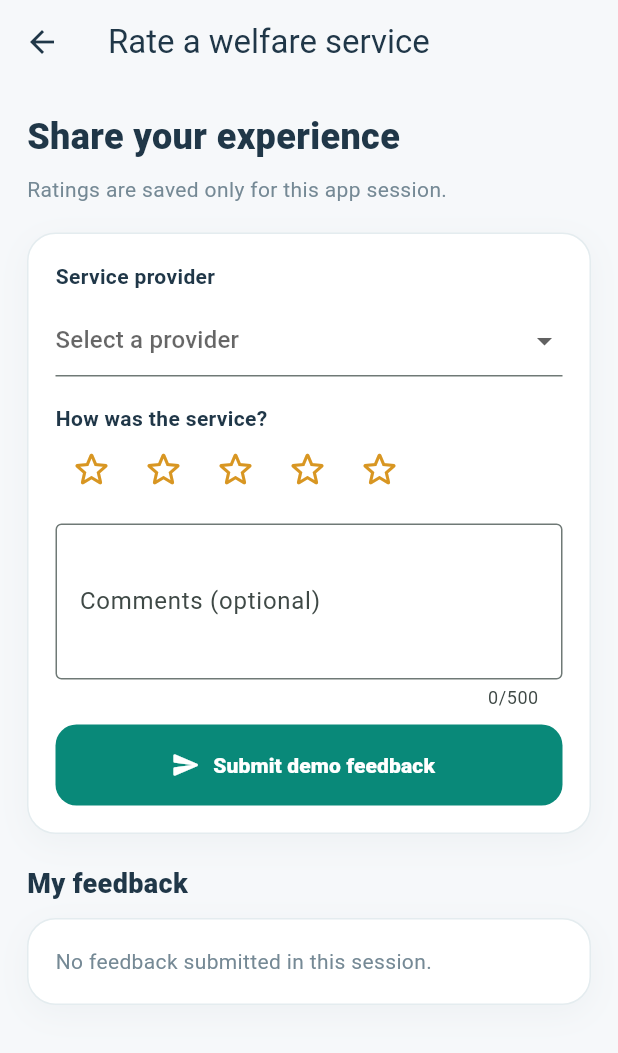
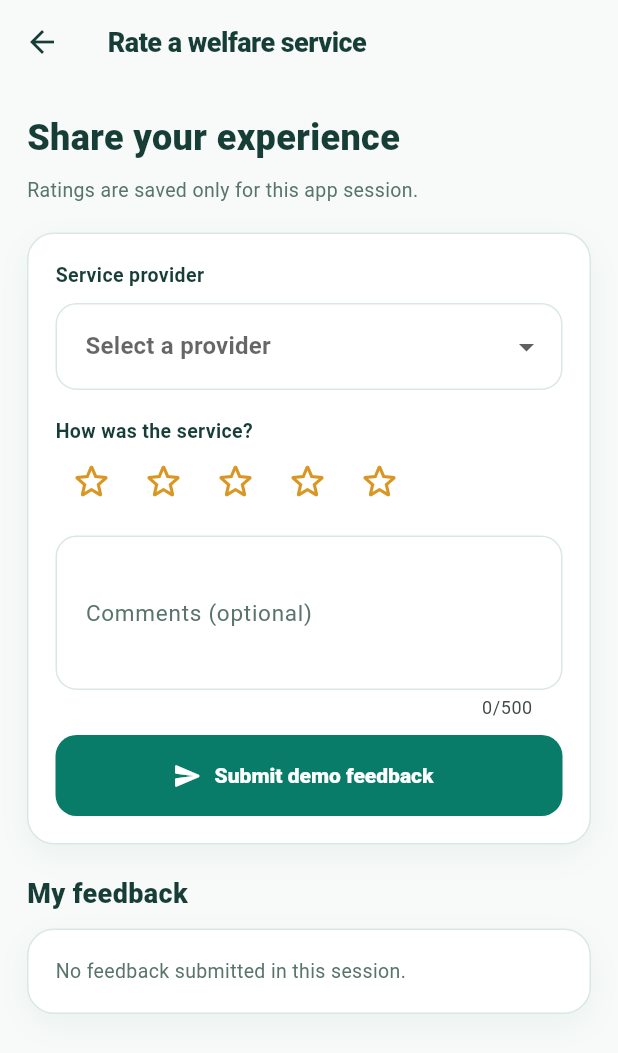
Before and after one commit to huzaifakamran428/CareGrid, a Flutter app: the screen it shows after launch, item 4 of the bottom bar chosen, after a tap on "Rate a service & share feedback", on a phone screen of 412 x 824 dp. Shown: the top 1053 px of the screen. Run offline on Flutter 3.47's test engine with Material 3 defaults, Android fonts, the phone set to English and light mode, and no system bars.

Commit message:
design(mobile): apply unified CareGrid theme to app shell and complaints components

```diff
--- a/frontend/mobile_app/lib/app/app.dart
+++ b/frontend/mobile_app/lib/app/app.dart
@@ -1,4 +1,5 @@
 import 'package:flutter/material.dart';
+import 'theme/caregrid_theme.dart';
 
 import '../features/beneficiary/presentation/screens/beneficiary_home_screen.dart';
 import '../features/beneficiary/presentation/screens/beneficiary_profile_screen.dart';
@@ -12,34 +13,17 @@ import '../features/chatbot/presentation/screens/chat_history_screen.dart';
 import '../features/complaints_feedback/presentation/screens/complaints_home_screen.dart';
 import '../features/complaints_feedback/presentation/screens/submit_complaint_screen.dart';
 import '../features/complaints_feedback/presentation/screens/service_feedback_screen.dart';
-import '../features/complaints_feedback/presentation/widgets/complaint_components.dart';
+import 'theme/brand_tokens.dart';
 
 class CareGridApp extends StatelessWidget {
   const CareGridApp({super.key});
 
   @override
   Widget build(BuildContext context) {
-    final colors = ColorScheme.fromSeed(
-      seedColor: CgColors.primary,
-      primary: CgColors.primary,
-      surface: Colors.white,
-      brightness: Brightness.light,
-    );
     return MaterialApp(
-      title: 'CareGrid · Beneficiary',
+      title: 'CareGrid · Compassion Connected',
       debugShowCheckedModeBanner: false,
-      theme: ThemeData(
-        useMaterial3: true,
-        colorScheme: colors,
-        scaffoldBackgroundColor: CgColors.canvas,
-        fontFamily: 'Roboto',
-        appBarTheme: const AppBarTheme(
-          backgroundColor: CgColors.canvas,
-          foregroundColor: CgColors.ink,
-          elevation: 0,
-          centerTitle: false,
-        ),
-      ),
+      theme: CareGridTheme.light,
       home: const BeneficiaryShell(),
     );
   }
@@ -108,6 +92,10 @@ class _BeneficiaryShellState extends State<BeneficiaryShell> {
       bottomNavigationBar: NavigationBar(
         selectedIndex: _tab,
         onDestinationSelected: _switchTab,
+        animationDuration: const Duration(milliseconds: 250),
+        indicatorColor: CareGridPalette.paleMint,
+        backgroundColor: Colors.white,
+        elevation: 7,
         labelBehavior: NavigationDestinationLabelBehavior.alwaysShow,
         destinations: const [
           NavigationDestination(icon: Icon(Icons.home_outlined),
--- a/frontend/mobile_app/lib/features/complaints_feedback/presentation/widgets/complaint_components.dart
+++ b/frontend/mobile_app/lib/features/complaints_feedback/presentation/widgets/complaint_components.dart
@@ -1,19 +1,22 @@
 import 'package:flutter/material.dart';
 import '../state/complaint_demo_store.dart';
+import '../../../../app/theme/brand_tokens.dart';
+import '../../../../core/widgets/caregrid_brand.dart';
 
+/// Compatibility aliases: complaints share the SAME palette as every module.
 abstract final class CgColors {
-  static const primary = Color(0xFF098979);
-  static const primaryDeep = Color(0xFF0C5A57);
-  static const navy = Color(0xFF14364A);
-  static const ink = Color(0xFF203748);
-  static const secondary = Color(0xFF758995);
-  static const canvas = Color(0xFFF6F8FA);
-  static const line = Color(0xFFE4ECEF);
-  static const paleMint = Color(0xFFE7F7F0);
-  static const amber = Color(0xFFB98132);
-  static const paleAmber = Color(0xFFFFF3E2);
-  static const paleBlue = Color(0xFFE8F1FD);
-  static const error = Color(0xFFD85E61);
+  static const primary = CareGridPalette.primary;
+  static const primaryDeep = CareGridPalette.primaryDeep;
+  static const navy = CareGridPalette.primaryDeep;
+  static const ink = CareGridPalette.ink;
+  static const secondary = CareGridPalette.secondaryText;
+  static const canvas = CareGridPalette.canvas;
+  static const line = CareGridPalette.line;
+  static const paleMint = CareGridPalette.paleMint;
+  static const amber = CareGridPalette.goldDeep;
+  static const paleAmber = CareGridPalette.goldTint;
+  static const paleBlue = CareGridPalette.infoTint;
+  static const error = CareGridPalette.danger;
 }
 
 String complaintDate(DateTime value) {
@@ -56,23 +59,13 @@ class ComplaintStatusBadge extends StatelessWidget {
   }
 }
 
+/// Legacy component now delegates to the app-wide genuine logo wordmark.
 class CareGridWordmark extends StatelessWidget {
   final bool inverse;
   const CareGridWordmark({super.key, this.inverse = false});
 
   @override
-  Widget build(BuildContext context) => Row(mainAxisSize: MainAxisSize.min, children: [
-    Container(
-      height: 30, width: 30,
-      decoration: BoxDecoration(color: inverse ? Colors.white.withOpacity(.15) : CgColors.paleMint, borderRadius: BorderRadius.circular(10)),
-      child: Icon(Icons.spa_rounded, color: inverse ? Colors.white : CgColors.primary, size: 18),
-    ),
-    const SizedBox(width: 9),
-    Text.rich(TextSpan(children: [
-      TextSpan(text: 'Care', style: TextStyle(color: inverse ? Colors.white : CgColors.ink)),
-      TextSpan(text: 'Grid', style: TextStyle(color: inverse ? const Color(0xFF84E0CA) : CgColors.primary)),
-    ]), style: const TextStyle(fontSize: 21, fontWeight: FontWeight.w900, letterSpacing: -.7)),
-  ]);
+  Widget build(BuildContext context) => CareGridBrandStrip(inverse: inverse);
 }
 
 class CgCard extends StatelessWidget {
@@ -86,9 +79,9 @@ class CgCard extends StatelessWidget {
     padding: padding,
     decoration: BoxDecoration(
       color: color,
-      borderRadius: BorderRadius.circular(19),
+      borderRadius: BorderRadius.circular(CareGridLayout.cardRadius),
       border: Border.all(color: CgColors.line),
-      boxShadow: const [BoxShadow(color: Color(0x0A193D4E), blurRadius: 18, offset: Offset(0, 6))],
+      boxShadow: const [CareGridLayout.cardShadow],
     ),
     child: child,
   );
@@ -127,7 +120,7 @@ class ComplaintCaseCard extends StatelessWidget {
     padding: const EdgeInsets.only(bottom: 12),
     child: Material(
       color: Colors.white,
-      borderRadius: BorderRadius.circular(18),
+      borderRadius: BorderRadius.circular(CareGridLayout.cardRadius),
       child: InkWell(
         onTap: onTap,
         borderRadius: BorderRadius.circular(18),
```
